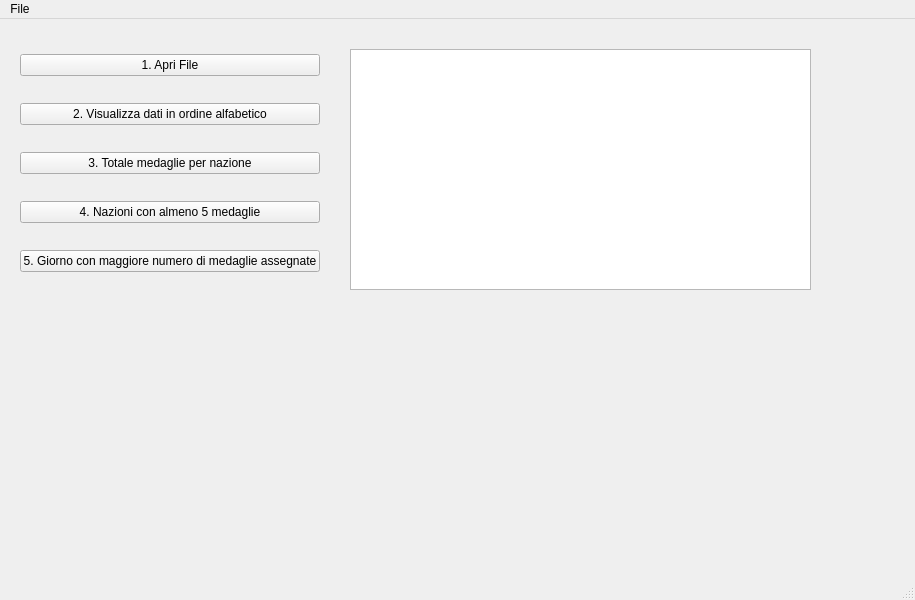
The window that mainwindow.ui (ABBranca/qtOlympiads) describes before a commit, drawn with Qt 5.
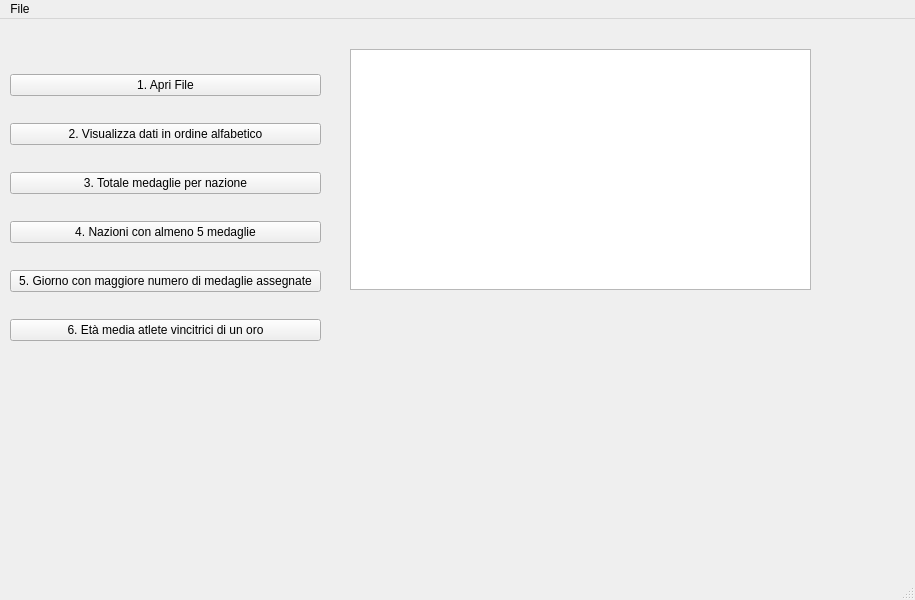
The same window after the commit.

Diff of the .ui file:
```diff
--- a/mainwindow.ui
+++ b/mainwindow.ui
@@ -17,10 +17,10 @@
    <widget class="QWidget" name="verticalLayoutWidget">
     <property name="geometry">
      <rect>
-      <x>20</x>
-      <y>10</y>
-      <width>300</width>
-      <height>271</height>
+      <x>10</x>
+      <y>30</y>
+      <width>311</width>
+      <height>321</height>
      </rect>
     </property>
     <layout class="QVBoxLayout" name="verticalLayout">
@@ -62,6 +62,13 @@
        </property>
       </widget>
      </item>
+     <item>
+      <widget class="QPushButton" name="pushButton_6">
+       <property name="text">
+        <string>6. Età media atlete vincitrici di un oro</string>
+       </property>
+      </widget>
+     </item>
     </layout>
    </widget>
    <widget class="QTextBrowser" name="textOutput">
```
